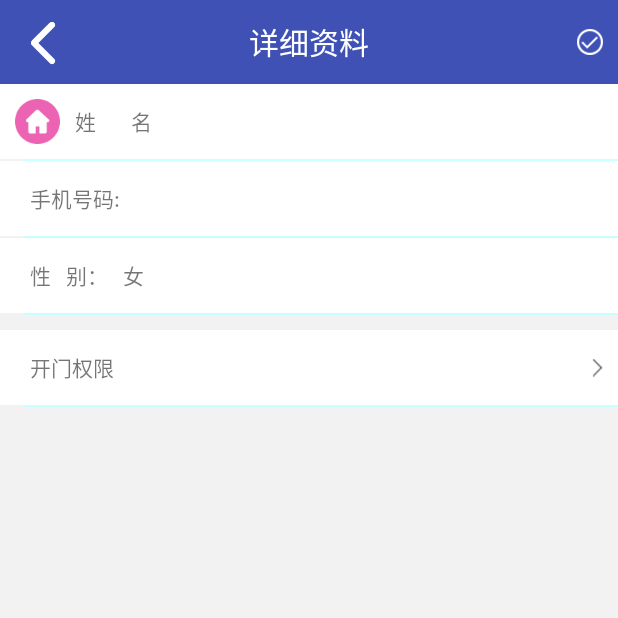
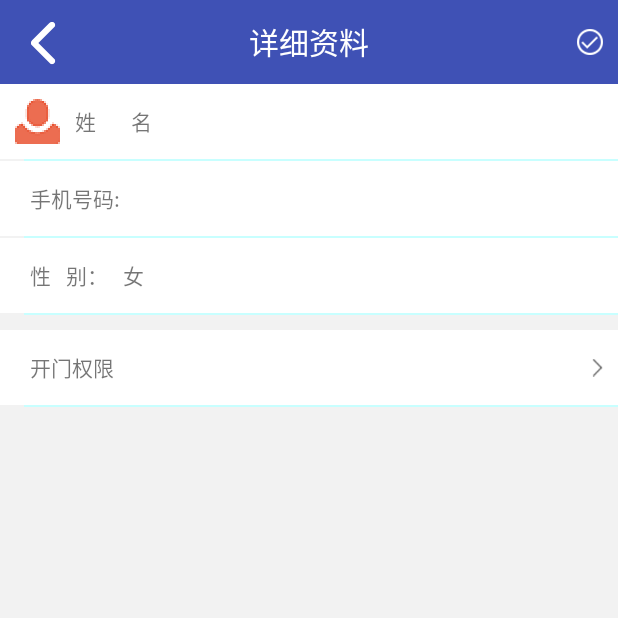
Before and after one commit to junqinliu/QrCode, an Android app: the OwnerDetailActivity screen opened directly, with no data from a screen before it, on a phone screen of 412 x 824 dp, the top half of it. Run offline under Robolectric (Android 15) with nearby library versions, the phone set to English and light mode, and no system bars; our stand-ins replace ButterKnife; 3 statements that could not run were skipped.

Commit message:
添加icon1

```diff
--- a/app/src/main/res/layout/owner_detail.xml
+++ b/app/src/main/res/layout/owner_detail.xml
@@ -24,7 +24,7 @@
             android:layout_height="match_parent"
             android:layout_gravity="center"
             android:layout_alignParentLeft="true"
-            android:src="@mipmap/owner_manage">
+            android:src="@mipmap/touxiang">
 
         </ImageView>
 
```
Also changed, not shown: app/src/main/res/mipmap-hdpi/touxiang.png (added).
